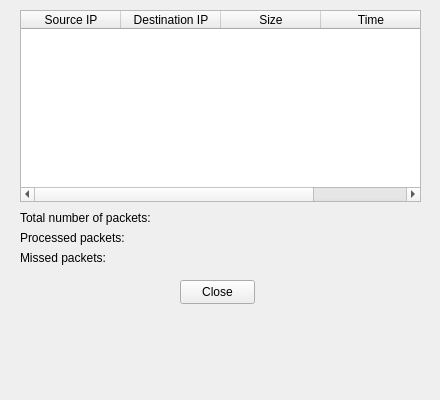
Above: PacketLimiterQT/ProcessedPackets.ui from retroruiner/PacketLimiterQT before the change. Below: the same form after it.
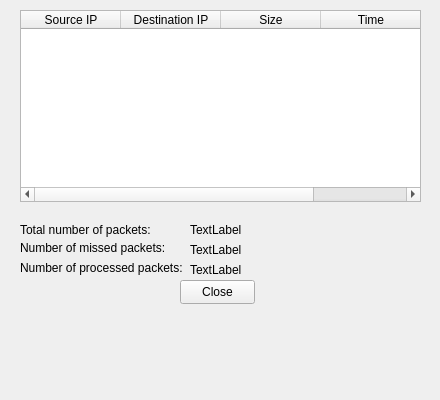
That is the form after the change.

What changed in the file:
```diff
--- a/PacketLimiterQT/ProcessedPackets.ui
+++ b/PacketLimiterQT/ProcessedPackets.ui
@@ -68,40 +68,79 @@
   <widget class="QLabel" name="TotalNumPackLabel">
    <property name="geometry">
     <rect>
-     <x>20</x>
-     <y>210</y>
-     <width>311</width>
-     <height>16</height>
+     <x>190</x>
+     <y>220</y>
+     <width>141</width>
+     <height>20</height>
     </rect>
    </property>
    <property name="text">
-    <string>Total number of packets:</string>
+    <string>TextLabel</string>
    </property>
   </widget>
   <widget class="QLabel" name="ProcessPackLabel">
    <property name="geometry">
     <rect>
-     <x>20</x>
-     <y>230</y>
-     <width>301</width>
-     <height>16</height>
+     <x>190</x>
+     <y>260</y>
+     <width>131</width>
+     <height>20</height>
     </rect>
    </property>
    <property name="text">
-    <string>Processed packets:</string>
+    <string>TextLabel</string>
    </property>
   </widget>
   <widget class="QLabel" name="MissedPackLabel">
    <property name="geometry">
     <rect>
+     <x>190</x>
+     <y>240</y>
+     <width>151</width>
+     <height>20</height>
+    </rect>
+   </property>
+   <property name="text">
+    <string>TextLabel</string>
+   </property>
+  </widget>
+  <widget class="QLabel" name="label">
+   <property name="geometry">
+    <rect>
      <x>20</x>
-     <y>250</y>
-     <width>321</width>
+     <y>220</y>
+     <width>171</width>
+     <height>20</height>
+    </rect>
+   </property>
+   <property name="text">
+    <string>Total number of packets:</string>
+   </property>
+  </widget>
+  <widget class="QLabel" name="label_2">
+   <property name="geometry">
+    <rect>
+     <x>20</x>
+     <y>240</y>
+     <width>151</width>
      <height>16</height>
     </rect>
    </property>
    <property name="text">
-    <string>Missed packets:</string>
+    <string>Number of missed packets:</string>
+   </property>
+  </widget>
+  <widget class="QLabel" name="label_3">
+   <property name="geometry">
+    <rect>
+     <x>20</x>
+     <y>260</y>
+     <width>171</width>
+     <height>16</height>
+    </rect>
+   </property>
+   <property name="text">
+    <string>Number of processed packets:</string>
    </property>
   </widget>
  </widget>
```
